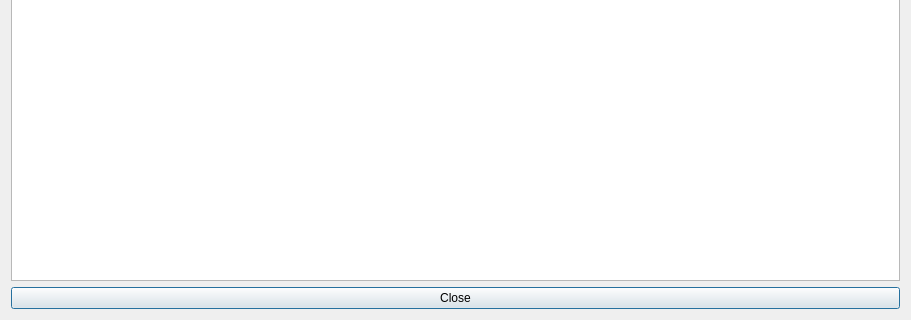
Qt form ui/showbootlog.ui (pentix/qjournalctl) before a commit; both pictures show x 0 to 911 and y 187 to 507 of the 911 by 507 pixel window.
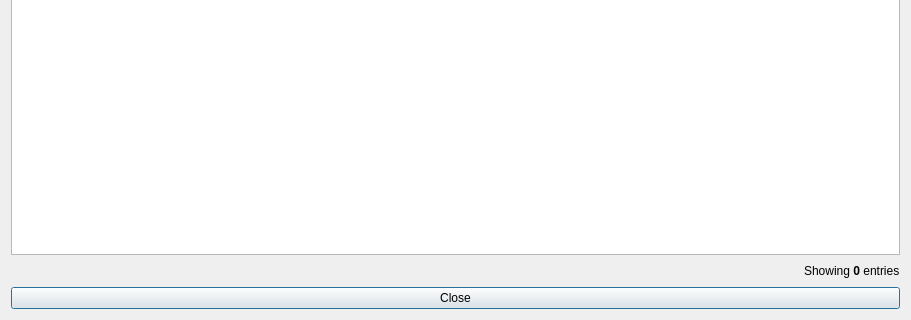
The same form after that commit.

Commit message: Showing number of log entries

Diff of the .ui file:
```diff
--- a/ui/showbootlog.ui
+++ b/ui/showbootlog.ui
@@ -218,7 +218,7 @@
      </item>
     </layout>
    </item>
-   <item row="4" column="0">
+   <item row="5" column="0">
     <widget class="QPushButton" name="pushButton">
      <property name="sizePolicy">
       <sizepolicy hsizetype="Ignored" vsizetype="Fixed">
@@ -231,6 +231,30 @@
      </property>
     </widget>
    </item>
+   <item row="4" column="0">
+    <layout class="QHBoxLayout" name="horizontalLayout_3">
+     <item>
+      <spacer name="horizontalSpacer_2">
+       <property name="orientation">
+        <enum>Qt::Horizontal</enum>
+       </property>
+       <property name="sizeHint" stdset="0">
+        <size>
+         <width>40</width>
+         <height>20</height>
+        </size>
+       </property>
+      </spacer>
+     </item>
+     <item>
+      <widget class="QLabel" name="numberOfEntriesLabel">
+       <property name="text">
+        <string>Showing &lt;b&gt;0&lt;/b&gt; entries</string>
+       </property>
+      </widget>
+     </item>
+    </layout>
+   </item>
   </layout>
  </widget>
  <resources/>
```
The commit also changes 1 other file.
